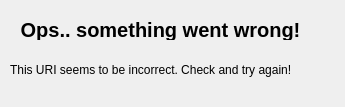
This is client/uri.ui in SimoneDutto/CollaborativeEditor as Qt 5 draws it before an edit. The edited form follows.
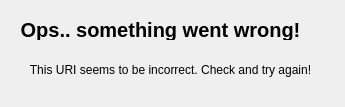
This is the edited form.

Patch:
```diff
--- a/client/uri.ui
+++ b/client/uri.ui
@@ -48,6 +48,9 @@
    <property name="text">
     <string>This URI seems to be incorrect. Check and try again!</string>
    </property>
+   <property name="alignment">
+    <set>Qt::AlignCenter</set>
+   </property>
   </widget>
  </widget>
  <resources/>
```
